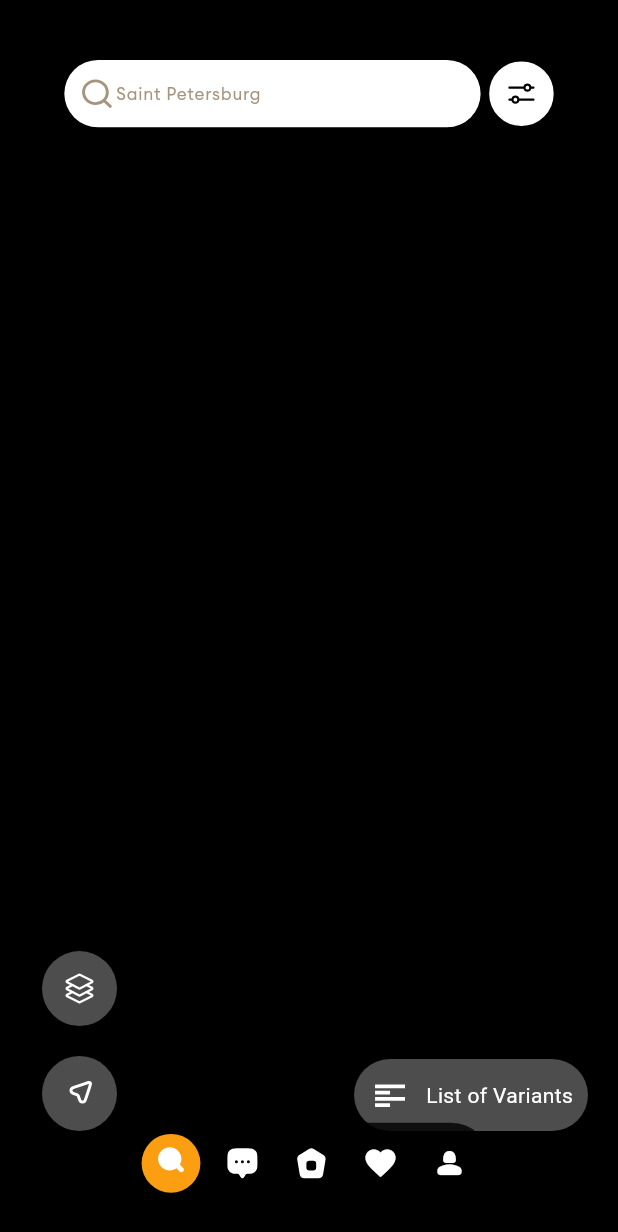
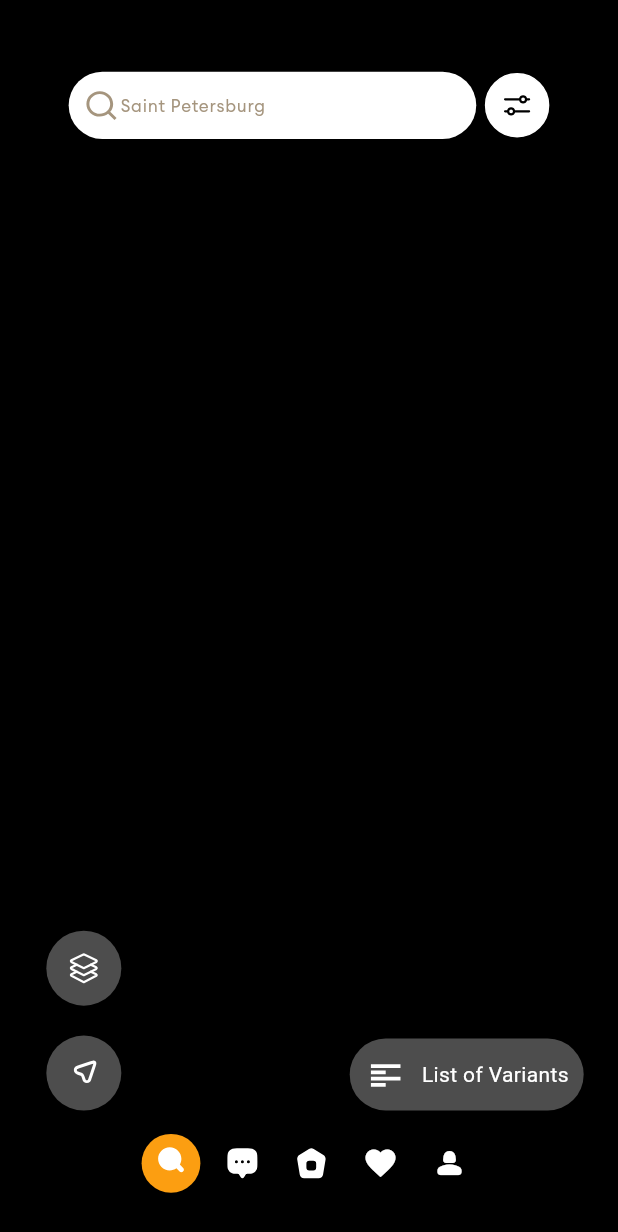
Before and after one commit to dolapobabs/homenest, a Flutter app: the screen it shows after launch, after a tap on an icon or button, on a phone screen of 412 x 824 dp. Shown: the top 1232 px of the screen. Run offline on Flutter 3.47's test engine with Material 3 defaults, Android fonts, the light colour scheme and no system bars; drawn by our look-alikes of flutter_animate; our stand-ins replace flutter_screenutil, flutter_svg, google_maps_flutter.

Commit message:
Completed assessment

```diff
--- a/lib/main.dart
+++ b/lib/main.dart
@@ -1,3 +1,4 @@
+import 'package:flutter/foundation.dart';
 import 'package:flutter/material.dart';
 import 'package:flutter/services.dart';
 import 'package:flutter_screenutil/flutter_screenutil.dart';
@@ -9,12 +10,6 @@ import 'presentation/widgets/custom_nav_bar.dart';
 void main() {
   WidgetsFlutterBinding.ensureInitialized();
   SystemChrome.setPreferredOrientations([DeviceOrientation.portraitUp]);
-  // SystemChrome.setSystemUIOverlayStyle(
-  //   const SystemUiOverlayStyle(
-  //     // statusBarColor: Colors.white,
-  //     systemNavigationBarColor: Colors.white,
-  //   ),
-  // );
   runApp(const MainApp());
 }
 
@@ -36,7 +31,7 @@ class MainApp extends StatelessWidget {
           // You can use the library anywhere in the app even in theme
           theme: ThemeData.light().copyWith(
               scaffoldBackgroundColor: Colors.transparent,
-              canvasColor: Colors.white),
+              canvasColor: Colors.transparent),
           home: child,
         );
       },
--- a/lib/presentation/pages/home_screen.dart
+++ b/lib/presentation/pages/home_screen.dart
@@ -1,4 +1,5 @@
 import 'package:flutter/material.dart';
+import 'package:flutter/services.dart';
 import 'package:flutter_animate/flutter_animate.dart';
 import 'package:flutter_screenutil/flutter_screenutil.dart';
 import 'package:flutter_svg/svg.dart';
@@ -47,7 +48,13 @@ class _HomeScreenState extends State<HomeScreen> {
   @override
   Widget build(BuildContext context) {
     bool isHome = _selectedTab == 2;
-    return Container(
+    return AnnotatedRegion<SystemUiOverlayStyle>(
+      value: const SystemUiOverlayStyle(
+          statusBarBrightness: Brightness.light,
+          systemNavigationBarColor: Color.fromARGB(255, 243, 201, 139),
+          systemNavigationBarContrastEnforced: true,
+          systemStatusBarContrastEnforced: true),
+      child: Container(
         decoration: isHome
             ? const BoxDecoration(
                 gradient: LinearGradient(
@@ -126,6 +133,7 @@ class _HomeScreenState extends State<HomeScreen> {
               .moveY(delay: const Duration(seconds: 5), begin: 0, end: 20)
               .fadeIn(),
         ),
+      ),
     );
   }
 }
--- a/lib/presentation/pages/map_view.dart
+++ b/lib/presentation/pages/map_view.dart
@@ -216,8 +216,8 @@ class _MapPageState extends State<MapPage> {
   @override
   void initState() {
     // initMarkers();
+    _generateRandomMarkers();
     super.initState();
-    _generateRandomMarkers();
   }
 
   Future<void> _generateRandomMarkers() async {
@@ -276,6 +276,7 @@ class _MapPageState extends State<MapPage> {
     return AnnotatedRegion<SystemUiOverlayStyle>(
       value: const SystemUiOverlayStyle(
           statusBarBrightness: Brightness.light,
+          systemNavigationBarColor: Colors.black87,
           systemNavigationBarContrastEnforced: true,
           systemStatusBarContrastEnforced: true),
       child: Container(
@@ -340,14 +341,14 @@ class _MapPageState extends State<MapPage> {
             //     },
             //   ),
             // ),
-            const Positioned(
-                top: 40, // Adjust the position as needed
-                left: 20,
-                right: 20,
-                child: AppBarMap()),
             Positioned(
-                bottom: 70,
-                left: 20,
+                top: 40.h, // Adjust the position as needed
+                left: 20.w,
+                right: 20.w,
+                child: const AppBarMap()),
+            Positioned(
+                bottom: 70.h,
+                left: 20.w,
                 child: Column(
                   children: [
                     CustomPopupMenuButton(
@@ -381,8 +382,8 @@ class _MapPageState extends State<MapPage> {
                   ],
                 )),
             Positioned(
-                bottom: 70,
-                right: 20,
+                bottom: 70.h,
+                right: 20.w,
                 child: Container(
                   decoration: BoxDecoration(
                       color: Colors.white.withOpacity(0.3),
--- a/lib/presentation/widgets/image_tile.dart
+++ b/lib/presentation/widgets/image_tile.dart
@@ -199,7 +199,7 @@ class _AdressSliderState extends State<AdressSlider> {
               color: Colors.grey,
               size: 10.0,
             ),
-          );
+          ).animate().slideX(curve: Curves.fastLinearToSlowEaseIn);
         });
   }
 }
```
Also changed, not shown: 1 other file. Lines whose indentation alone changed are shown as unchanged.
